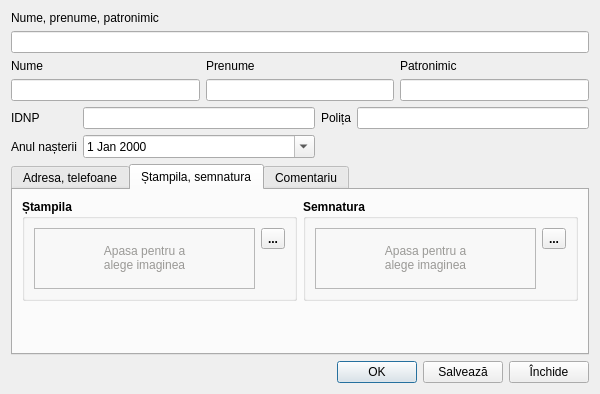
First picture: the form in catalogs/catgeneral.ui, repository debalex77/USG, before the edit.
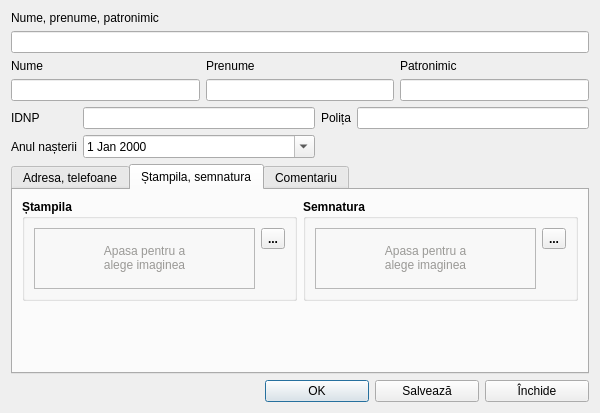
Second picture: the form after the edit. The open tabs and pages were chosen to show the change. Icons and pictures are not drawn.

Diff of the .ui file:
```diff
--- a/catalogs/catgeneral.ui
+++ b/catalogs/catgeneral.ui
@@ -7,9 +7,14 @@
     <x>0</x>
     <y>0</y>
     <width>600</width>
-    <height>394</height>
+    <height>413</height>
    </rect>
   </property>
+  <property name="font">
+   <font>
+    <family>Segoe UI</family>
+   </font>
+  </property>
   <property name="windowTitle">
    <string>Dialog</string>
   </property>
@@ -130,6 +135,12 @@
      </item>
      <item>
       <widget class="QPushButton" name="btnOK">
+       <property name="minimumSize">
+        <size>
+         <width>104</width>
+         <height>0</height>
+        </size>
+       </property>
        <property name="text">
         <string>OK</string>
        </property>
@@ -144,6 +155,12 @@
      </item>
      <item>
       <widget class="QPushButton" name="btnWrite">
+       <property name="minimumSize">
+        <size>
+         <width>104</width>
+         <height>0</height>
+        </size>
+       </property>
        <property name="text">
         <string>Salvează</string>
        </property>
@@ -155,6 +172,12 @@
      </item>
      <item>
       <widget class="QPushButton" name="btnCancel">
+       <property name="minimumSize">
+        <size>
+         <width>104</width>
+         <height>0</height>
+        </size>
+       </property>
        <property name="text">
         <string>Închide</string>
        </property>
```
Left out of the diff: 4 changed lines with no effect on the pictures.
